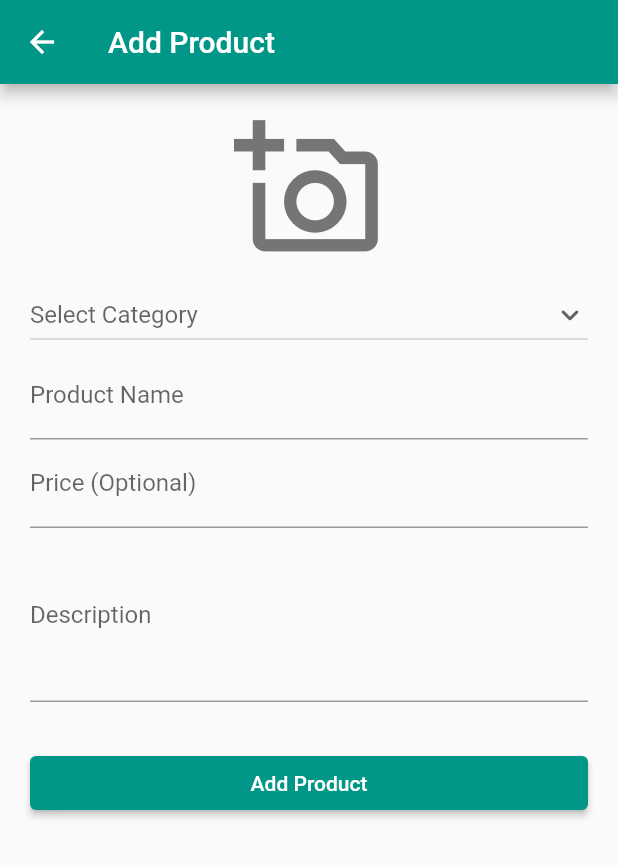
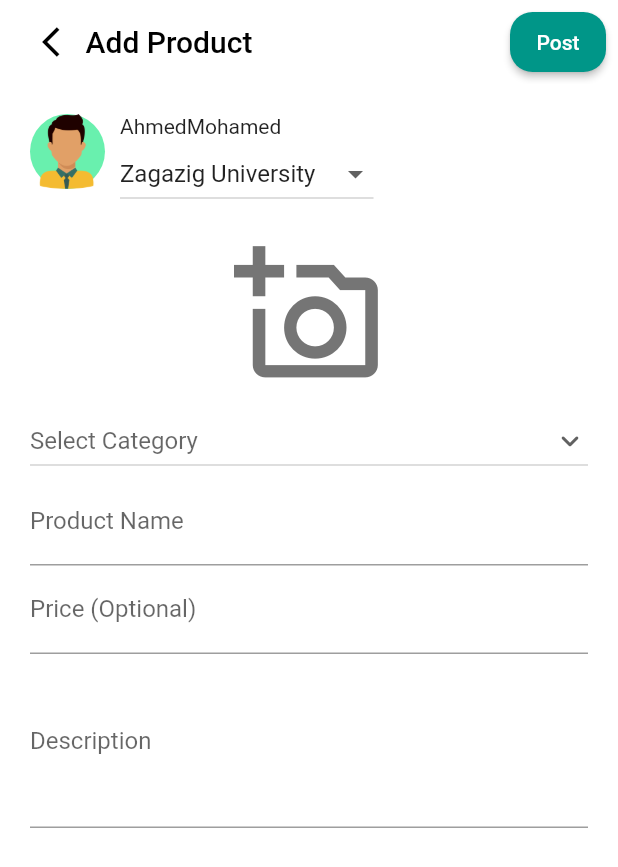
Before and after one commit to AhmedAyman26/studentHub, a Flutter app: the AddProductScreen screen opened directly, on a phone screen of 412 x 824 dp. Shown: the top 867 px of the screen. Run offline on Flutter 3.47's test engine with Material 2 defaults, Android fonts, the phone set to English and light mode, and no system bars; our stand-ins replace bloc, conditional_builder, dio, flutter_bloc, hexcolor, image_picker and 3 more; accounts and stored records are empty.

Commit message:
AddProductScreen

```diff
--- a/lib/logic/cubit/cubit.dart
+++ b/lib/logic/cubit/cubit.dart
@@ -29,6 +29,16 @@ class GraduationCubit extends Cubit<GraduationStates> {
     DropdownMenuItem(
       child: Text('Clothes'),
       value: 'Clothes',
+    ),
+  ];
+  List<DropdownMenuItem> Universityitems = [
+    DropdownMenuItem(
+      child: Text('Zagaig University'),
+      value: 'Zagaizg University',
+    ),
+    DropdownMenuItem(
+      child: Text('Mansoura University'),
+      value: 'Mansoura University',
     ),
   ];
 
--- a/lib/presentation/screens/proucts/add_product_screen.dart
+++ b/lib/presentation/screens/proucts/add_product_screen.dart
@@ -4,23 +4,52 @@ import 'package:graduation/logic/cubit/cubit.dart';
 import 'package:graduation/logic/cubit/states.dart';
 
 class AddProductScreen extends StatelessWidget {
-
-  var productNameController=TextEditingController();
-  var productPriceController=TextEditingController();
-  var productDescriptionController=TextEditingController();
-
+  var productNameController = TextEditingController();
+  var productPriceController = TextEditingController();
+  var productDescriptionController = TextEditingController();
   AddProductScreen({super.key});
   @override
+
   Widget build(BuildContext context) {
+    String selectedUniversity='Zagazig';
     return BlocConsumer<GraduationCubit, GraduationStates>(
-      listener: (context, state) {
-      },
+      listener: (context, state) {},
       builder: (context, state) {
         return Scaffold(
+          backgroundColor: Colors.white,
           appBar: AppBar(
+            titleSpacing: 1,
+            elevation: 0,
+            leading: Padding(
+              padding: const EdgeInsets.only(left: 20),
+              child: IconButton(
+                icon: Icon(
+                    color: Colors.black, Icons.arrow_back_ios),
+                onPressed: ()
+                {
+                  Navigator.pop(context);
+                },
+              ),
+            ),
+            backgroundColor: Colors.white,
             title: Text(
+              style: TextStyle(color: Colors.black),
               'Add Product',
             ),
+            actions: [
+              Padding(
+                padding: const EdgeInsets.all(8.0),
+                child: ElevatedButton(
+                  style: ElevatedButton.styleFrom(
+                    shape: RoundedRectangleBorder(
+                      borderRadius: BorderRadius.circular(15),
+                    ),
+                  ),
+                  onPressed: () {},
+                  child: Text('Post'),
+                ),
+              ),
+            ],
             // leading: Icon(
             //     Icons.arrow_back_ios,
             // ),
@@ -29,11 +58,53 @@ class AddProductScreen extends StatelessWidget {
             padding: const EdgeInsets.all(20.0),
             child: SingleChildScrollView(
               child: Column(
-                children:
-                [
+                children: [
+                  Row(
+                    crossAxisAlignment: CrossAxisAlignment.start,
+                    children: [
+                      CircleAvatar(
+                        backgroundColor: Colors.greenAccent,
+                        radius: 25,
+                        child: Image(
+                          fit: BoxFit.cover,
+                          image: AssetImage("assets/images/man.png"),
+                        ),
+                      ),
+                      const SizedBox(
+                        width: 10,
+                      ),
+                      Column(
+                        crossAxisAlignment: CrossAxisAlignment.start,
+                        children: [
+                          Text(
+                            'AhmedMohamed',
+                          ),
+                          DropdownButton(
+                            icon: Icon(Icons.arrow_drop_down_outlined),
+                            items: ["Zagazig University","Mansoura University"].map((e) => DropdownMenuItem(child: Text('$e'),value: e,))
+                            .toList(),
+                            hint: Row(
+                              children: [
+                                Icon(
+                                  color: Colors.black,
+                                  Icons.location_on_outlined
+                                ),
+                                Text('Select Category'),
+                              ],
+                            ),
+                            onChanged: (val) {
+                              },
+                            value: 'Zagazig University',
+                          ),
+                        ],
+                      ),
+                    ],
+                  ),
+                  SizedBox(
+                    height: 20,
+                  ),
                   InkWell(
-                    onTap: ()
-                    {
+                    onTap: () {
                       GraduationCubit.get(context).showBottomSheet(context);
                     },
                     child: Container(
@@ -45,17 +116,12 @@ class AddProductScreen extends StatelessWidget {
                     ),
                   ),
                   Container(
-                    padding: EdgeInsets.only(
-                        top: 10
-                    ),
+                    padding: EdgeInsets.only(top: 10),
                     child: DropdownButton(
-                      icon: Icon(
-                          Icons.keyboard_arrow_down_rounded
-                      ),
+                      icon: Icon(Icons.keyboard_arrow_down_rounded),
                       items: GraduationCubit.get(context).items,
                       hint: Text('Select Category'),
-                      onChanged: (val)
-                      {
+                      onChanged: (val) {
                         GraduationCubit.get(context).changeSelectedItem(val);
                       },
                       isExpanded: true,
@@ -63,47 +129,20 @@ class AddProductScreen extends StatelessWidget {
                     ),
                   ),
                   TextFormField(
-                    controller:productNameController,
+                      controller: productNameController,
                       decoration: InputDecoration(
                         labelText: 'Product Name',
-                      )
-                  ),
+                      )),
                   TextFormField(
-                    controller:productPriceController,
+                      controller: productPriceController,
                       decoration: InputDecoration(
                         labelText: 'Price (Optional)',
-                      )
-                  ),
+                      )),
                   TextField(
                     controller: productDescriptionController,
                     maxLines: 4,
                     keyboardType: TextInputType.multiline,
-                    decoration: InputDecoration(
-                      labelText: 'Description'
-                    ),
-                  ),
-                  SizedBox(
-                    height: 30,
-                  ),
-                  Row(
-                    children: [
-                      Expanded(
-                        child: ElevatedButton(
-                          onPressed: ()
-                          {
-                            GraduationCubit.get(context).addProduct(
-                              category: GraduationCubit.get(context).selectedItem!,
-                              name: productNameController.text,
-                              price: productPriceController.text,
-                              description: productDescriptionController.text,
-                            );
-                          },
-                          child:Text(
-                          'Add Product'
-                        ),
-                        ),
-                      ),
-                    ],
+                    decoration: InputDecoration(labelText: 'Description'),
                   ),
                 ],
               ),
```
